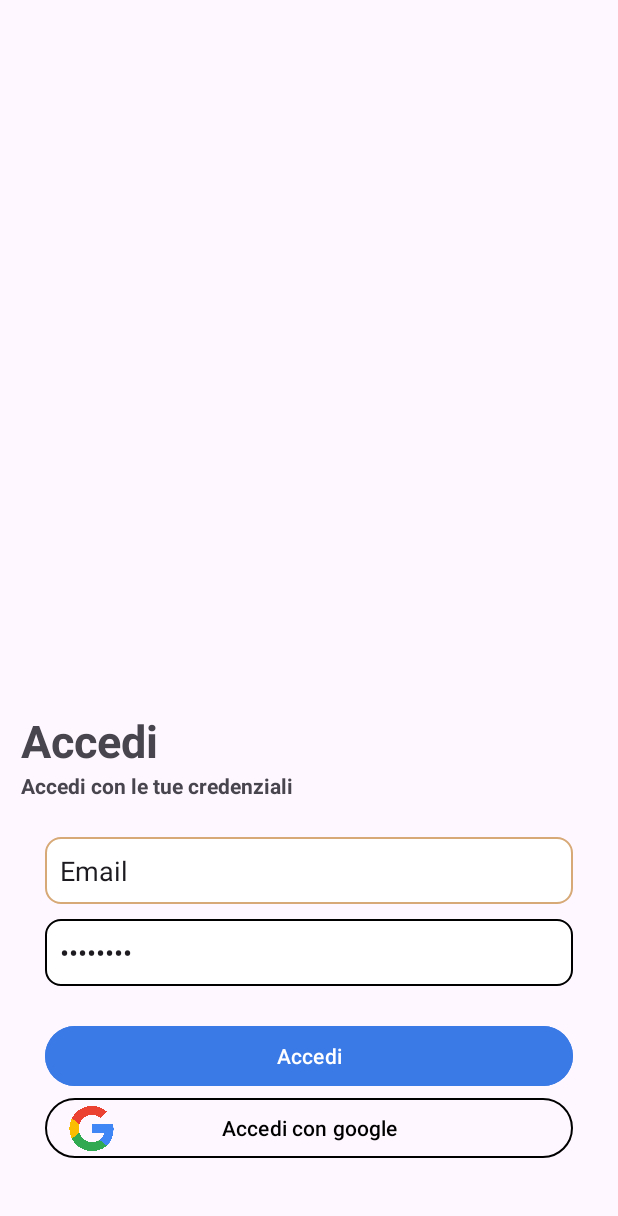
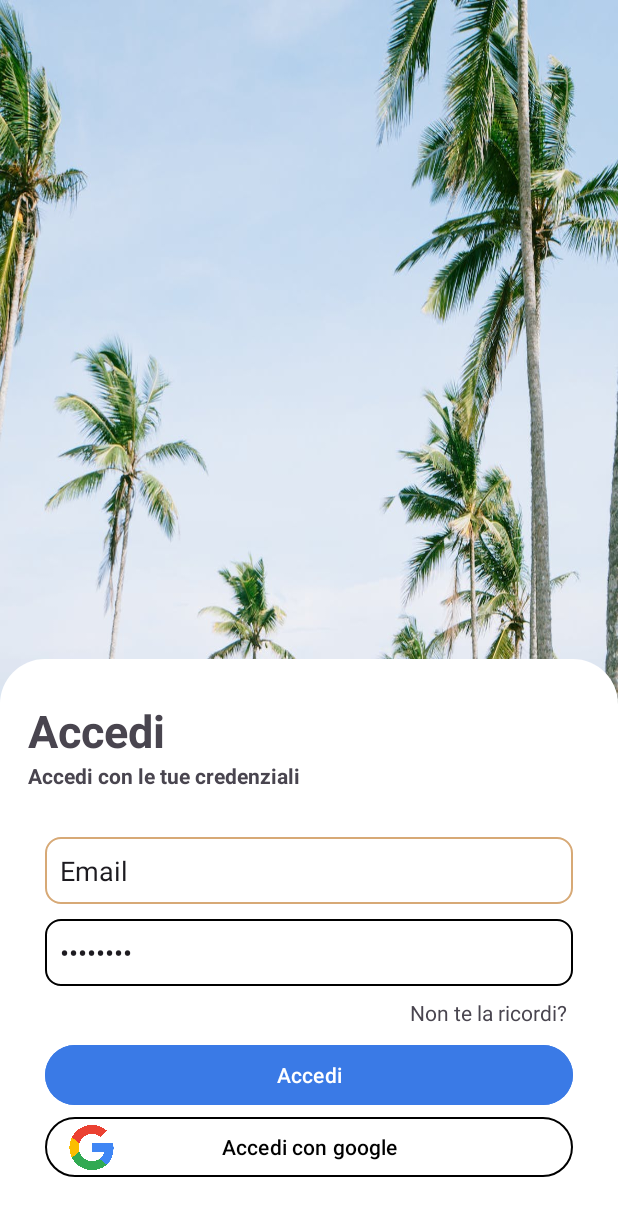
Before and after one commit to giuseppe2028/ProgettoPWM, an Android app: the Login screen opened directly, with no data from a screen before it, on a phone screen of 412 x 824 dp. Shown: the top 1216 px of the screen. Run offline under Robolectric (Android 15) with nearby library versions, the phone set to English and light mode, and no system bars; our stand-ins replace Firebase (no records; nobody signed in at launch, a user with empty details on screens opened directly).

Commit message:
Bug Tasto indietro del fragment recupera password

```diff
--- a/app/src/main/java/com/example/progettopwm/Login/Login.kt
+++ b/app/src/main/java/com/example/progettopwm/Login/Login.kt
@@ -8,6 +8,8 @@ import android.util.Log
 import android.widget.Toast
 import androidx.activity.result.contract.ActivityResultContracts
 import com.example.progettopwm.R
+import com.example.progettopwm.SchermataIniziale.FragmentLogin
+import com.example.progettopwm.SchermataIniziale.PasswordDimenticataFragment
 import com.example.progettopwm.SchermataIniziale.SchermataIniziale
 import com.example.progettopwm.databinding.ActivityLoginBinding
 import com.google.android.gms.auth.api.signin.GoogleSignIn
@@ -24,9 +26,12 @@ class Login : AppCompatActivity() {
     private lateinit var auth:FirebaseAuth
     private lateinit var googleSignClient:GoogleSignInClient
     private lateinit var binding:ActivityLoginBinding
-
+    private var sentinellaCounter = 0
 
     override fun onCreate(savedInstanceState: Bundle?) {
+
+        val manager = supportFragmentManager
+        val trasaction = manager.beginTransaction()
         super.onCreate(savedInstanceState)
         binding = ActivityLoginBinding.inflate(layoutInflater)
         setContentView(binding.root)
@@ -40,7 +45,7 @@ class Login : AppCompatActivity() {
 
         googleSignClient = GoogleSignIn.getClient(this,gso)
 
-        binding.accediConGoogle.setOnClickListener {
+       /* binding.accediConGoogle.setOnClickListener {
             signInGoogle()
             Log.i("Ciao","Cliccato")
         }
@@ -50,6 +55,25 @@ class Login : AppCompatActivity() {
             Log.i("prova","Uscito")
             startActivity(Intent(this,SchermataIniziale::class.java))
         }
+
+        */
+
+        //metto in comunicazione il fragment con l'host, per poi cambiare fragment
+        supportFragmentManager
+            .setFragmentResultListener("requestKey", this) { requestKey, bundle ->
+            // We use a String here, but any type that can be put in a Bundle is supported.
+                val result = bundle.getBoolean("bundleKey")
+            if(result && sentinellaCounter == 0){
+                sentinellaCounter ++
+                trasaction.replace(binding.fragmentView.id,PasswordDimenticataFragment()).addToBackStack(null).commit()
+
+                Log.i("prova","${manager.backStackEntryCount}")
+            }
+            else{
+                Log.i("prova","Faccio niente")
+                trasaction.replace(binding.fragmentView.id,FragmentLogin()).addToBackStack(null).commit()
+            }
+            }
     }
 
     private fun signInGoogle() {
@@ -90,4 +114,6 @@ class Login : AppCompatActivity() {
             }
         }
     }
+
+
 }
--- /dev/null
+++ b/app/src/main/java/com/example/progettopwm/SchermataIniziale/FragmentLogin.kt
@@ -0,0 +1,70 @@
+package com.example.progettopwm.SchermataIniziale
+
+import android.os.Bundle
+import android.util.Log
+import androidx.fragment.app.Fragment
+import android.view.LayoutInflater
+import android.view.View
+import android.view.ViewGroup
+import androidx.core.os.bundleOf
+import com.example.progettopwm.R
+import com.example.progettopwm.databinding.FragmentLoginBinding
+
+// TODO: Rename parameter arguments, choose names that match
+// the fragment initialization parameters, e.g. ARG_ITEM_NUMBER
+private const val ARG_PARAM1 = "param1"
+private const val ARG_PARAM2 = "param2"
+
+/**
+ * A simple [Fragment] subclass.
+ * Use the [FragmentLogin.newInstance] factory method to
+ * create an instance of this fragment.
+ */
+class FragmentLogin : Fragment() {
+    private lateinit var binding:FragmentLoginBinding
+    // TODO: Rename and change types of parameters
+    private var param1: String? = null
+    private var param2: String? = null
+
+    override fun onCreate(savedInstanceState: Bundle?) {
+        super.onCreate(savedInstanceState)
+        arguments?.let {
+            param1 = it.getString(ARG_PARAM1)
+            param2 = it.getString(ARG_PARAM2)
+        }
+    }
+
+    override fun onCreateView(
+        inflater: LayoutInflater, container: ViewGroup?,
+        savedInstanceState: Bundle?
+    ): View {
+
+        binding = FragmentLoginBinding.inflate(inflater)
+        val result = true
+        binding.passwordDimenticata.setOnClickListener{
+            parentFragmentManager.setFragmentResult("requestKey", bundleOf("bundleKey" to result))
+        }
+        // Inflate the layout for this fragment
+        return binding.root
+    }
+
+    companion object {
+        /**
+         * Use this factory method to create a new instance of
+         * this fragment using the provided parameters.
+         *
+         * @param param1 Parameter 1.
+         * @param param2 Parameter 2.
+         * @return A new instance of fragment FragmentLogin.
+         */
+        // TODO: Rename and change types and number of parameters
+        @JvmStatic
+        fun newInstance(param1: String, param2: String) =
+            FragmentLogin().apply {
+                arguments = Bundle().apply {
+                    putString(ARG_PARAM1, param1)
+                    putString(ARG_PARAM2, param2)
+                }
+            }
+    }
+}
--- /dev/null
+++ b/app/src/main/res/drawable/baseline_arrow_back_24.xml
@@ -0,0 +1,5 @@
+<vector android:autoMirrored="true" android:height="24dp"
+    android:tint="#000000" android:viewportHeight="24"
+    android:viewportWidth="24" android:width="24dp" xmlns:android="http://schemas.android.com/apk/res/android">
+    <path android:fillColor="@android:color/white" android:pathData="M20,11H7.83l5.59,-5.59L12,4l-8,8 8,8 1.41,-1.41L7.83,13H20v-2z"/>
+</vector>
--- /dev/null
+++ b/app/src/main/res/drawable/shape_login_border.xml
@@ -0,0 +1,4 @@
+<shape xmlns:android="http://schemas.android.com/apk/res/android">
+    <solid android:color="@color/white" /> <!-- Colore di riempimento, puoi personalizzarlo -->
+    <corners android:topLeftRadius="@dimen/radiusLogin" android:topRightRadius="@dimen/radiusLogin" /> <!-- Radius desiderato -->
+</shape>
--- a/app/src/main/res/layout/activity_login.xml
+++ b/app/src/main/res/layout/activity_login.xml
@@ -4,122 +4,18 @@
     xmlns:tools="http://schemas.android.com/tools"
     android:layout_width="match_parent"
     android:layout_height="match_parent"
+    android:background="@drawable/sfondologin"
     tools:context=".Login.Login">
 
-    <LinearLayout
-        android:layout_width="wrap_content"
-        android:layout_height="wrap_content"
-        android:orientation="vertical"
-        app:layout_constraintBottom_toTopOf="@+id/linearLayout3"
-        app:layout_constraintEnd_toEndOf="parent"
-        app:layout_constraintHorizontal_bias="0.06"
-        app:layout_constraintStart_toStartOf="parent"
-        app:layout_constraintTop_toTopOf="parent"
-        app:layout_constraintVertical_bias="0.95">
-
-        <TextView
-            android:id="@+id/Title"
-            android:layout_width="wrap_content"
-            android:layout_height="wrap_content"
-            android:text="@string/login"
-            android:textSize="@dimen/title"
-            android:textStyle="bold" />
-
-        <TextView
-            android:id="@+id/textView"
-            android:layout_width="wrap_content"
-            android:layout_height="wrap_content"
-            android:text="@string/subtitleLogin"
-            android:textStyle="bold" />
-
-    </LinearLayout>
-
-
-    <LinearLayout
-        android:id="@+id/linearLayout3"
+    <androidx.fragment.app.FragmentContainerView
+        android:id="@+id/fragmentView"
+        android:name="com.example.progettopwm.SchermataIniziale.FragmentLogin"
         android:layout_width="match_parent"
         android:layout_height="wrap_content"
-        android:layout_marginHorizontal="@dimen/marginButton"
-        android:orientation="vertical"
         app:layout_constraintBottom_toBottomOf="parent"
         app:layout_constraintEnd_toEndOf="parent"
         app:layout_constraintStart_toStartOf="parent"
         app:layout_constraintTop_toTopOf="parent"
-        app:layout_constraintVertical_bias="0.77">
-
-        <EditText
-            android:id="@+id/editTextText2"
-            style="@style/textEditStyle"
-            android:layout_width="match_parent"
-            android:layout_height="wrap_content"
-            android:background="@drawable/custom_text_edit"
-            android:inputType="text"
-            android:paddingVertical="@dimen/paddingEditTetxt"
-            android:text="@string/email" />
-
-        <EditText
-            android:id="@+id/editTextText"
-            style="@style/textEditStyle"
-            android:layout_width="match_parent"
-            android:layout_height="wrap_content"
-            android:layout_marginTop="@dimen/marginLinearLayoutElements"
-            android:background="@drawable/custom_text_edit"
-            android:ems="10"
-            android:inputType="textPassword"
-            android:text="@string/password" />
-
-    </LinearLayout>
-
-    <LinearLayout
-        android:id="@+id/linearLayout2"
-        android:layout_width="match_parent"
-        android:layout_height="wrap_content"
-        android:orientation="vertical"
-        app:layout_constraintBottom_toBottomOf="parent"
-        app:layout_constraintEnd_toEndOf="parent"
-        app:layout_constraintStart_toStartOf="parent"
-        app:layout_constraintTop_toBottomOf="@+id/linearLayout3"
-        app:layout_constraintVertical_bias="0.32">
-
-        <Button
-            android:id="@+id/accediNormale"
-            android:layout_width="match_parent"
-            android:layout_height="wrap_content"
-            android:layout_marginHorizontal="@dimen/marginButton"
-            android:backgroundTint="@color/palette1"
-            android:text="@string/login" />
-
-        <androidx.constraintlayout.widget.ConstraintLayout
-            android:layout_width="match_parent"
-            android:layout_height="match_parent">
-
-            <ImageView
-                android:id="@+id/imageView"
-                android:layout_width="30dp"
-                android:layout_height="30dp"
-                app:layout_constraintBottom_toBottomOf="parent"
-                app:layout_constraintEnd_toEndOf="@+id/accediConGoogle"
-                app:layout_constraintHorizontal_bias="0.05"
-                app:layout_constraintStart_toStartOf="@+id/accediConGoogle"
-                app:layout_constraintTop_toTopOf="@+id/accediConGoogle"
-                app:srcCompat="@drawable/google__g__logo_svg" />
-
-            <Button
-                android:id="@+id/accediConGoogle"
-                android:layout_width="match_parent"
-                android:layout_height="wrap_content"
-                android:layout_marginHorizontal="@dimen/marginButton"
-                android:backgroundTint="@android:color/transparent"
-                android:text="@string/accediConGoogle"
-                android:textColor="@color/black"
-                app:layout_constraintBottom_toBottomOf="parent"
-                app:layout_constraintEnd_toEndOf="parent"
-                app:layout_constraintStart_toStartOf="parent"
-                app:layout_constraintTop_toTopOf="parent"
-                app:strokeColor="@color/black"
-                app:strokeWidth="1dp" />
-        </androidx.constraintlayout.widget.ConstraintLayout>
-
-    </LinearLayout>
-
+        app:layout_constraintVertical_bias="1.0"
+        tools:layout="@layout/fragment_login" />
 </androidx.constraintlayout.widget.ConstraintLayout>
--- /dev/null
+++ b/app/src/main/res/layout/fragment_login.xml
@@ -0,0 +1,157 @@
+<?xml version="1.0" encoding="utf-8"?>
+<androidx.constraintlayout.widget.ConstraintLayout xmlns:android="http://schemas.android.com/apk/res/android"
+    xmlns:app="http://schemas.android.com/apk/res-auto"
+    xmlns:tools="http://schemas.android.com/tools"
+    android:layout_width="match_parent"
+    android:layout_height="match_parent"
+    android:background="@android:color/transparent"
+    tools:context=".Login.Login">
+
+    <androidx.constraintlayout.widget.ConstraintLayout
+        android:layout_width="match_parent"
+        android:layout_height="wrap_content"
+        android:background="@drawable/shape_login_border"
+        app:layout_constraintBottom_toBottomOf="parent"
+        app:layout_constraintEnd_toEndOf="parent"
+        app:layout_constraintHorizontal_bias="0.0"
+        app:layout_constraintStart_toStartOf="parent"
+        app:layout_constraintTop_toTopOf="parent"
+        app:layout_constraintVertical_bias="0.998">
+
+        <TextView
+            android:id="@+id/passwordDimenticata"
+            android:layout_width="wrap_content"
+            android:layout_height="wrap_content"
+            android:layout_marginTop="8dp"
+            android:layout_marginBottom="8dp"
+            android:text="@string/passwordDimenticata"
+            app:layout_constraintBottom_toTopOf="@+id/linearLayout2"
+            app:layout_constraintEnd_toEndOf="parent"
+            app:layout_constraintHorizontal_bias="0.89"
+            app:layout_constraintStart_toStartOf="parent"
+            app:layout_constraintTop_toBottomOf="@+id/linearLayout3"
+            android:textColorLink="@color/palette1"
+            android:autoLink="web"
+            />
+
+        <LinearLayout
+            android:id="@+id/linearLayout2"
+            android:layout_width="match_parent"
+            android:layout_height="wrap_content"
+            android:layout_marginBottom="16dp"
+            android:orientation="vertical"
+            app:layout_constraintBottom_toBottomOf="parent"
+            app:layout_constraintEnd_toEndOf="parent"
+            app:layout_constraintStart_toStartOf="parent"
+            app:layout_constraintTop_toBottomOf="@+id/linearLayout3">
+
+            <Button
+                android:id="@+id/accediNormale"
+                android:layout_width="match_parent"
+                android:layout_height="wrap_content"
+                android:layout_marginHorizontal="@dimen/marginButton"
+                android:backgroundTint="@color/palette1"
+                android:text="@string/login" />
+
+            <androidx.constraintlayout.widget.ConstraintLayout
+                android:layout_width="match_parent"
+                android:layout_height="match_parent">
+
+                <ImageView
+                    android:id="@+id/imageView"
+                    android:layout_width="30dp"
+                    android:layout_height="30dp"
+                    app:layout_constraintBottom_toBottomOf="parent"
+                    app:layout_constraintEnd_toEndOf="@+id/accediConGoogle"
+                    app:layout_constraintHorizontal_bias="0.05"
+                    app:layout_constraintStart_toStartOf="@+id/accediConGoogle"
+                    app:layout_constraintTop_toTopOf="@+id/accediConGoogle"
+                    app:srcCompat="@drawable/google__g__logo_svg" />
+
+                <Button
+                    android:id="@+id/accediConGoogle"
+                    android:layout_width="match_parent"
+                    android:layout_height="wrap_content"
+                    android:layout_marginHorizontal="@dimen/marginButton"
+                    android:backgroundTint="@android:color/transparent"
+                    android:text="@string/accediConGoogle"
+                    android:textColor="@color/black"
+                    app:layout_constraintBottom_toBottomOf="parent"
+                    app:layout_constraintEnd_toEndOf="parent"
+                    app:layout_constraintStart_toStartOf="parent"
+                    app:layout_constraintTop_toTopOf="parent"
+                    app:strokeColor="@color/black"
+                    app:strokeWidth="1dp" />
+            </androidx.constraintlayout.widget.ConstraintLayout>
+
+        </LinearLayout>
+
+        <LinearLayout
+            android:id="@+id/linearLayout3"
+            android:layout_width="match_parent"
+            android:layout_height="wrap_content"
+            android:layout_marginHorizontal="@dimen/marginButton"
+            android:layout_marginBottom="16dp"
+            android:orientation="vertical"
+            app:layout_constraintBottom_toTopOf="@+id/linearLayout2"
+            app:layout_constraintEnd_toEndOf="parent"
+            app:layout_constraintStart_toStartOf="parent"
+            app:layout_constraintTop_toBottomOf="@+id/linearLayout">
+
+            <EditText
+                android:id="@+id/editTextText2"
+                style="@style/textEditStyle"
+                android:layout_width="match_parent"
+                android:layout_height="wrap_content"
+                android:background="@drawable/custom_text_edit"
+                android:inputType="text"
+                android:paddingVertical="@dimen/paddingEditTetxt"
+                android:text="@string/email" />
+
+            <EditText
+                android:id="@+id/editTextText"
+                style="@style/textEditStyle"
+                android:layout_width="match_parent"
+                android:layout_height="wrap_content"
+                android:layout_marginTop="@dimen/marginLinearLayoutElements"
+                android:background="@drawable/custom_text_edit"
+                android:ems="10"
+                android:inputType="textPassword"
+                android:text="@string/password" />
+
+        </LinearLayout>
+
+        <LinearLayout
+            android:id="@+id/linearLayout"
+            android:layout_width="wrap_content"
+            android:layout_height="wrap_content"
+            android:layout_marginTop="8dp"
+            android:layout_marginBottom="12dp"
+            android:orientation="vertical"
+            app:layout_constraintBottom_toTopOf="@+id/linearLayout3"
+            app:layout_constraintEnd_toEndOf="parent"
+            app:layout_constraintHorizontal_bias="0.08"
+            app:layout_constraintStart_toStartOf="parent"
+            app:layout_constraintTop_toTopOf="parent">
+
+            <TextView
+                android:id="@+id/Title"
+                android:layout_width="wrap_content"
+                android:layout_height="wrap_content"
+                android:text="@string/login"
+                android:textSize="@dimen/title"
+                android:textStyle="bold" />
+
+            <TextView
+                android:id="@+id/textView"
+                android:layout_width="wrap_content"
+                android:layout_height="wrap_content"
+                android:text="@string/subtitleLogin"
+                android:textStyle="bold" />
+
+        </LinearLayout>
+
+    </androidx.constraintlayout.widget.ConstraintLayout>
+
+
+</androidx.constraintlayout.widget.ConstraintLayout>
--- a/app/src/main/res/values/SizeNumbers.xml
+++ b/app/src/main/res/values/SizeNumbers.xml
@@ -7,4 +7,6 @@
     <dimen name="radius">50dp</dimen>
     <dimen name="paddingStartTextEdit">10dp</dimen>
     <dimen name="marginLinearLayoutElements">10dp</dimen>
+    <dimen name="radiusLogin">30dp</dimen>
+    <dimen name="marginTextEdit">15dp</dimen>
 </resources>
--- a/app/src/main/res/values/strings.xml
+++ b/app/src/main/res/values/strings.xml
@@ -10,4 +10,8 @@
     <!-- TODO: Remove or change this placeholder text -->
     <string name="hello_blank_fragment">Hello blank fragment</string>
     <string name="email">Email</string>
+    <string name="passwordDimenticata">Non te la ricordi?</string>
+    <string name="ReimpostaPassword">Reimposta Password</string>
+    <string name="subtitleRecuperaPassword">Inserisci l\'indirizzo email associato al tuo account per poterlo recuperare</string>
+    <string name="conferma">Conferma</string>
 </resources>
```
Also changed, not shown: app/src/main/java/com/example/progettopwm/SchermataIniziale/PasswordDimenticataFragment.kt (added, +67 -0 lines), app/src/main/res/layout/fragment_password_dimenticata.xml (added, +74 -0 lines).
